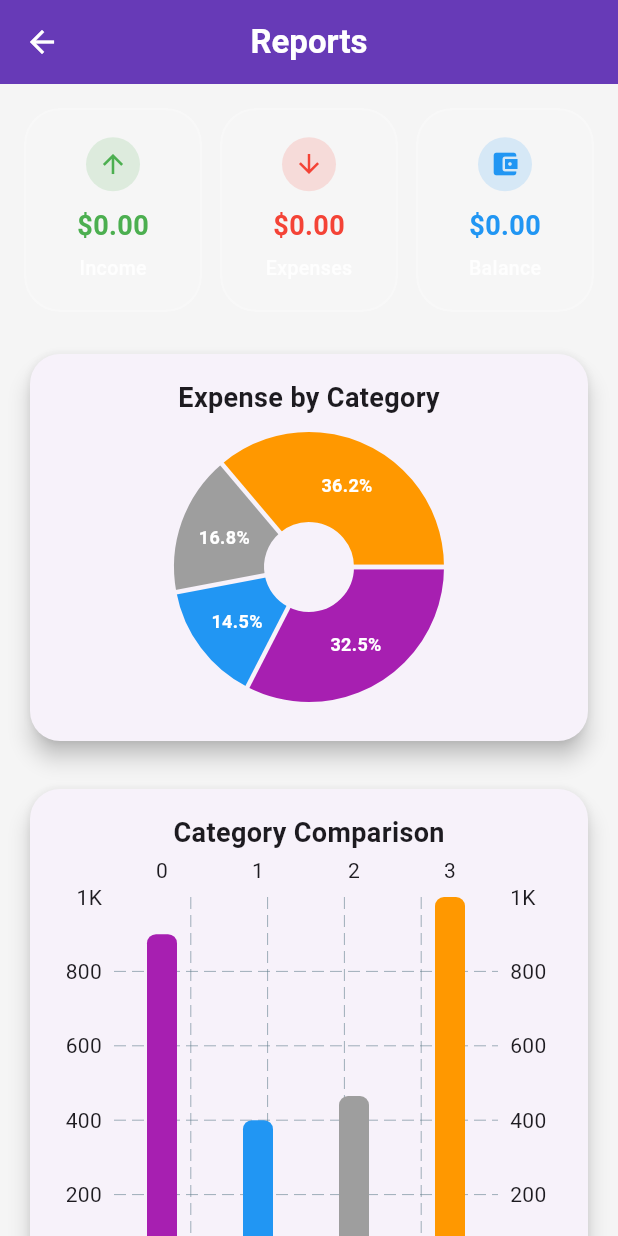
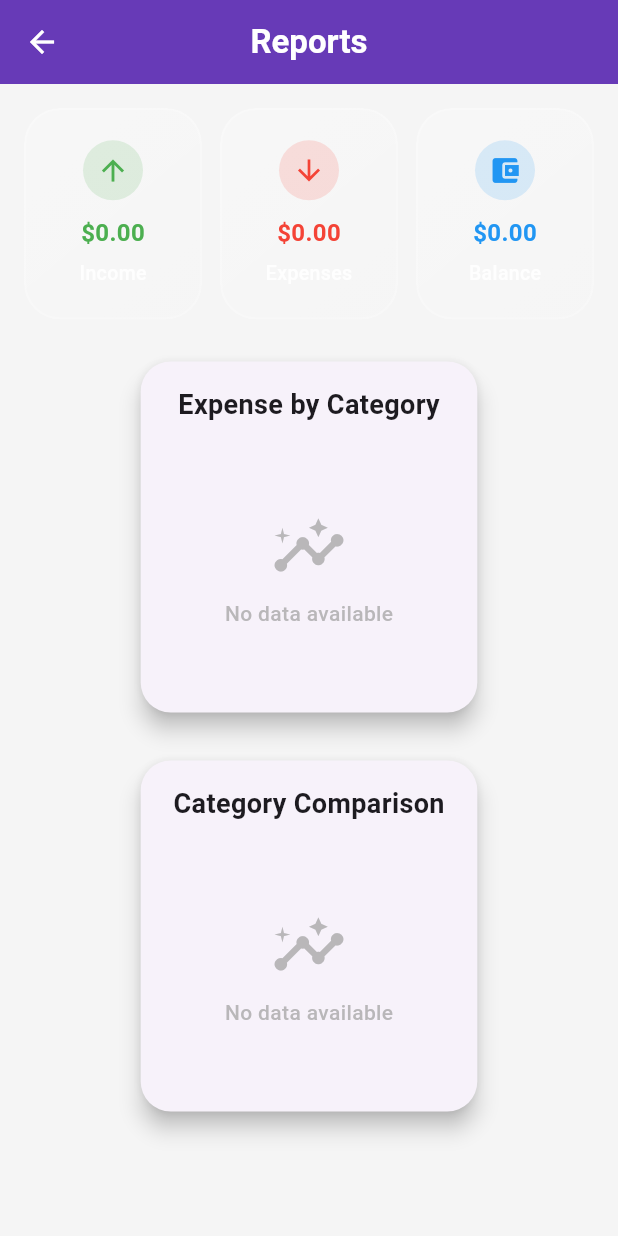
Before and after one commit to Muskanpoddar/Expensio, a Flutter app: the screen it shows once a user with an empty profile is signed in, in the side drawer, after a tap on "Reports", on a phone screen of 412 x 824 dp. Run offline on Flutter 3.47's test engine with Material 3 defaults, Android fonts, the phone set to English and light mode, and no system bars; drawn by our look-alikes of fl_chart; our stand-ins replace cloud_firestore, firebase_auth, firebase_core, flutter_hooks, flutter_svg, google_fonts and 4 more; missing offline and left inert: sign_button; accounts and stored records are empty.

Commit message:
Modified report page file

```diff
--- a/lib/screens/report_page.dart
+++ b/lib/screens/report_page.dart
@@ -1,5 +1,4 @@
 import 'dart:ui'; // For glassmorphism blur
-import 'package:Budget_App/components.dart';
 import 'package:Budget_App/utils/colors.dart';
 import 'package:Budget_App/view_model.dart';
 import 'package:flutter/material.dart';
@@ -20,9 +19,10 @@ class ReportsPage extends HookConsumerWidget {
     return Scaffold(
       appBar: AppBar(
         backgroundColor: Colors.deepPurple,
+        elevation: 0,
         title: const Text(
           "Reports",
-          style: TextStyle(fontWeight: FontWeight.bold),
+          style: TextStyle(fontWeight: FontWeight.bold, color: Colors.white),
         ),
         centerTitle: true,
       ),
@@ -31,8 +31,9 @@ class ReportsPage extends HookConsumerWidget {
         child: Column(
           crossAxisAlignment: CrossAxisAlignment.center,
           children: [
-            // Summary Cards (Glassmorphism)
+            // 💎 Summary Cards
             Row(
+              crossAxisAlignment: CrossAxisAlignment.start,
               children: [
                 Expanded(
                   child: _summaryCard(
@@ -64,82 +65,35 @@ class ReportsPage extends HookConsumerWidget {
             ),
             const SizedBox(height: 24),
 
-            // Mini Pie Chart
-            Card(
-              shape: RoundedRectangleBorder(
-                borderRadius: BorderRadius.circular(20),
-              ),
-              elevation: 6,
-              child: Padding(
-                padding: const EdgeInsets.all(16),
-                child: Column(
-                  children: const [
-                    Text(
-                      "Expense by Category",
-                      style: TextStyle(
-                        fontSize: 18,
-                        fontWeight: FontWeight.w600,
+            // 🥧 Mini Pie Chart
+            _reportCard(
+              title: "Expense by Category",
+              child:
+                  vm.expensesByCategory.isEmpty
+                      ? const _EmptyChartMessage()
+                      : Column(
+                        children: [
+                          SizedBox(
+                            height: 220,
+                            child: _MiniPieChart(data: vm.expensesByCategory),
+                          ),
+                          const SizedBox(height: 12),
+                          _ChartLegend(data: vm.expensesByCategory),
+                        ],
                       ),
-                    ),
-                    SizedBox(height: 200, child: _MiniPieChart()),
-                  ],
-                ),
-              ),
             ),
             const SizedBox(height: 24),
 
             // 📊 Bar Chart
-            Card(
-              shape: RoundedRectangleBorder(
-                borderRadius: BorderRadius.circular(20),
-              ),
-              elevation: 6,
-              child: Padding(
-                padding: const EdgeInsets.all(16),
-                child: Column(
-                  children: const [
-                    Text(
-                      "Category Comparison",
-                      style: TextStyle(
-                        fontSize: 18,
-                        fontWeight: FontWeight.w600,
+            _reportCard(
+              title: "Category Comparison",
+              child:
+                  vm.expensesByCategory.isEmpty
+                      ? const _EmptyChartMessage()
+                      : SizedBox(
+                        height: 300,
+                        child: _BarChartWidget(data: vm.expensesByCategory),
                       ),
-                    ),
-                    SizedBox(height: 300, child: _BarChartWidget()),
-                  ],
-                ),
-              ),
-            ),
-            const SizedBox(height: 24),
-
-            // View Full Breakdown Button
-            ElevatedButton.icon(
-              onPressed: () {
-                Navigator.push(
-                  context,
-                  MaterialPageRoute(builder: (_) => FullPieChartPage(vm: vm)),
-                );
-              },
-              icon: const Icon(Icons.pie_chart),
-              label: const Text(
-                "View Full Breakdown",
-                style: TextStyle(
-                  fontSize: 16,
-                  fontWeight: FontWeight.w600,
-                  color: Colors.white,
-                ),
-              ),
-              style: ElevatedButton.styleFrom(
-                backgroundColor: Colors.deepPurple,
-                foregroundColor: Colors.white,
-                padding: const EdgeInsets.symmetric(
-                  horizontal: 20,
-                  vertical: 12,
-                ),
-                shape: RoundedRectangleBorder(
-                  borderRadius: BorderRadius.circular(12),
-                ),
-              ),
             ),
           ],
         ),
@@ -147,15 +101,22 @@ class ReportsPage extends HookConsumerWidget {
     );
   }
 
-  /// Glassmorphic Summary Card
+  /// 🔹 Reusable Summary Card with Glassmorphism
   Widget _summaryCard(String title, double value, Color color, IconData icon) {
     return ClipRRect(
       borderRadius: BorderRadius.circular(24),
       child: BackdropFilter(
-        filter: ImageFilter.blur(sigmaX: 10, sigmaY: 10),
+        filter: ImageFilter.blur(sigmaX: 15, sigmaY: 15),
         child: Container(
           decoration: BoxDecoration(
-            color: Colors.white.withOpacity(0.15),
+            gradient: LinearGradient(
+              colors: [
+                Colors.white.withOpacity(0.25),
+                Colors.white.withOpacity(0.05),
+              ],
+              begin: Alignment.topLeft,
+              end: Alignment.bottomRight,
+            ),
             borderRadius: BorderRadius.circular(24),
             border: Border.all(
               color: Colors.white.withOpacity(0.2),
@@ -163,21 +124,21 @@ class ReportsPage extends HookConsumerWidget {
             ),
           ),
           child: Padding(
-            padding: const EdgeInsets.symmetric(vertical: 18, horizontal: 12),
+            padding: const EdgeInsets.symmetric(vertical: 20, horizontal: 12),
             child: Column(
               mainAxisSize: MainAxisSize.min,
               crossAxisAlignment: CrossAxisAlignment.center,
               children: [
                 CircleAvatar(
-                  radius: 18,
+                  radius: 20,
                   backgroundColor: color.withOpacity(0.15),
-                  child: Icon(icon, color: color, size: 20),
+                  child: Icon(icon, color: color, size: 22),
                 ),
                 const SizedBox(height: 10),
                 Text(
                   "\$${value.toStringAsFixed(2)}",
                   style: TextStyle(
-                    fontSize: 18,
+                    fontSize: 16,
                     fontWeight: FontWeight.bold,
                     color: color,
                   ),
@@ -187,7 +148,7 @@ class ReportsPage extends HookConsumerWidget {
                   title,
                   style: TextStyle(
                     fontSize: 13,
-                    color: Colors.white.withOpacity(0.85),
+                    color: Colors.white.withOpacity(0.9),
                     fontWeight: FontWeight.w500,
                   ),
                 ),
@@ -198,17 +159,37 @@ class ReportsPage extends HookConsumerWidget {
       ),
     );
   }
+
+  /// 🔹 Reusable Card Wrapper for Charts
+  Widget _reportCard({required String title, required Widget child}) {
+    return Card(
+      shape: RoundedRectangleBorder(borderRadius: BorderRadius.circular(20)),
+      elevation: 6,
+      child: Padding(
+        padding: const EdgeInsets.all(16),
+        child: Column(
+          children: [
+            Text(
+              title,
+              style: const TextStyle(fontSize: 18, fontWeight: FontWeight.w600),
+            ),
+            const SizedBox(height: 16),
+            child,
+          ],
+        ),
+      ),
+    );
+  }
 }
 
-/// Mini Pie Chart Widget
+/// 🥧 Pie Chart Widget
 class _MiniPieChart extends StatelessWidget {
-  const _MiniPieChart();
+  final Map<String, double> data;
+  const _MiniPieChart({required this.data});
 
   @override
   Widget build(BuildContext context) {
-    // TODO: Replace with your ViewModel data later
-    final data = {"Shopping": 900, "Rent": 400, "Other": 465, "Bills": 1000};
-    final total = data.values.fold(0, (sum, e) => sum + e);
+    final total = data.values.fold(0.0, (sum, e) => sum + e);
 
     return PieChart(
       PieChartData(
@@ -216,7 +197,7 @@ class _MiniPieChart extends StatelessWidget {
             data.entries.map((entry) {
               final percent = (entry.value / total) * 100;
               return PieChartSectionData(
-                value: entry.value.toDouble(),
+                value: entry.value,
                 title: "${percent.toStringAsFixed(1)}%",
                 radius: 60,
                 color: getColorForCategory(entry.key),
@@ -227,7 +208,7 @@ class _MiniPieChart extends StatelessWidget {
                 ),
               );
             }).toList(),
-        centerSpaceRadius: 30,
+        centerSpaceRadius: 35,
         sectionsSpace: 3,
       ),
     );
@@ -236,12 +217,11 @@ class _MiniPieChart extends StatelessWidget {
 
 /// 📊 Bar Chart Widget
 class _BarChartWidget extends StatelessWidget {
-  const _BarChartWidget();
+  final Map<String, double> data;
+  const _BarChartWidget({required this.data});
 
   @override
   Widget build(BuildContext context) {
-    // TODO: Replace with ViewModel data
-    final data = {"Shopping": 900, "Rent": 400, "Other": 465, "Bills": 1000};
     final keys = data.keys.toList();
 
     return BarChart(
@@ -257,9 +237,7 @@ class _BarChartWidget extends StatelessWidget {
               showTitles: true,
               getTitlesWidget: (value, _) {
                 final index = value.toInt();
-                if (index < 0 || index >= keys.length) {
-                  return const SizedBox();
-                }
+                if (index < 0 || index >= keys.length) return const SizedBox();
                 return Text(keys[index], style: const TextStyle(fontSize: 12));
               },
             ),
@@ -272,7 +250,7 @@ class _BarChartWidget extends StatelessWidget {
             x: index,
             barRods: [
               BarChartRodData(
-                toY: entry.value.toDouble(),
+                toY: entry.value,
                 color: getColorForCategory(entry.key),
                 width: 20,
                 borderRadius: BorderRadius.circular(6),
@@ -284,3 +262,67 @@ class _BarChartWidget extends StatelessWidget {
     );
   }
 }
+
+/// 📌 Chart Legend
+class _ChartLegend extends StatelessWidget {
+  final Map<String, double> data;
+  const _ChartLegend({required this.data});
+
+  @override
+  Widget build(BuildContext context) {
+    return Wrap(
+      spacing: 12,
+      runSpacing: 8,
+      children:
+          data.keys.map((category) {
+            return Row(
+              mainAxisSize: MainAxisSize.min,
+              crossAxisAlignment:
+                  CrossAxisAlignment.center, // ✅ Align icon and text
+              children: [
+                Container(
+                  width: 14,
+                  height: 14,
+                  decoration: BoxDecoration(
+                    color: getColorForCategory(category),
+                    borderRadius: BorderRadius.circular(4),
+                  ),
+                ),
+                const SizedBox(width: 6),
+                Text(category, style: const TextStyle(fontSize: 12)),
+              ],
+            );
+          }).toList(),
+    );
+  }
+}
+
+/// 🚫 Empty State Message
+class _EmptyChartMessage extends StatelessWidget {
+  const _EmptyChartMessage();
+
+  @override
+  Widget build(BuildContext context) {
+    return Padding(
+      padding: const EdgeInsets.all(40),
+      child: Column(
+        children: [
+          Icon(
+            Icons.insights_outlined,
+            size: 50,
+            color: Colors.grey.withOpacity(0.7),
+          ),
+          const SizedBox(height: 10),
+          Text(
+            "No data available",
+            style: TextStyle(
+              fontSize: 14,
+              color: Colors.grey.withOpacity(0.7),
+              fontWeight: FontWeight.w500,
+            ),
+          ),
+        ],
+      ),
+    );
+  }
+}
```
